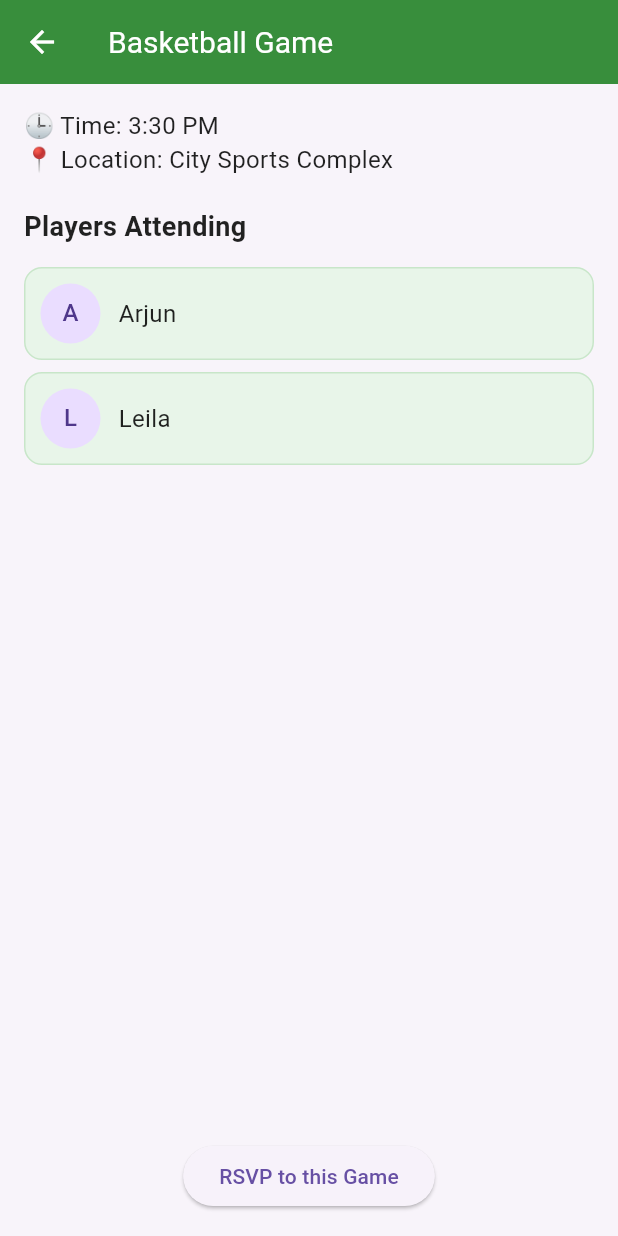
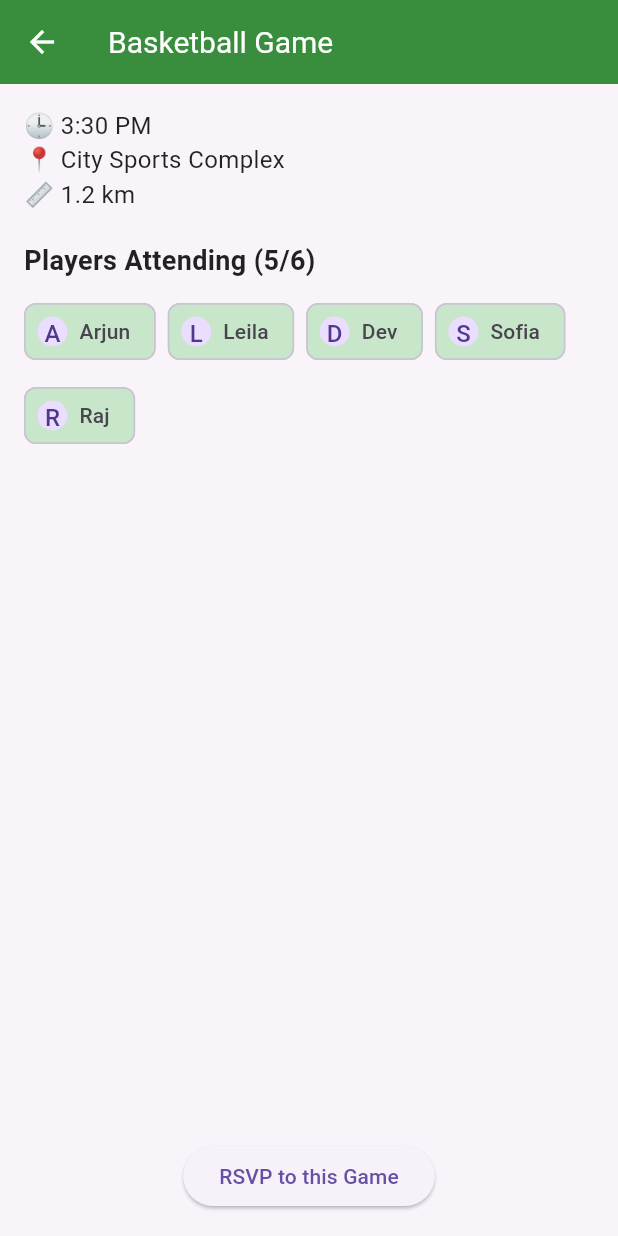
Before and after one commit to m-GDEV/Sportify, a Flutter app: the GamesScreen screen opened directly, after a tap on an icon or button, on a phone screen of 412 x 824 dp. Run offline on Flutter 3.47's test engine with Material 3 defaults, Android fonts, the phone set to English and light mode, and no system bars; network calls fail.

Commit message:
changed players near me to games near me

```diff
--- a/lib/main.dart
+++ b/lib/main.dart
@@ -69,7 +69,7 @@ class _MainNavigationState extends State<MainNavigation> {
         unselectedLabelStyle: TextStyle(color: Colors.green[300]), // Ensure unselected label matches unselected item color
         items: const [
           BottomNavigationBarItem(icon: Icon(Icons.home), label: 'Home'),
-          BottomNavigationBarItem(icon: Icon(Icons.people), label: 'Players'),
+          BottomNavigationBarItem(icon: Icon(Icons.sports_soccer), label: 'Games'),
           BottomNavigationBarItem(icon: Icon(Icons.location_on), label: 'Locations'),
           BottomNavigationBarItem(icon: Icon(Icons.person), label: 'Profile'),
         ],
--- a/lib/screens/game_screen.dart
+++ b/lib/screens/game_screen.dart
@@ -6,50 +6,95 @@ class GamesScreen extends StatelessWidget {
       'sport': 'Basketball',
       'time': '3:30 PM',
       'location': 'City Sports Complex',
-      'rsvps': ['Arjun', 'Leila']
+      'distance': '1.2 km',
+      'rsvpLimit': 6,
+      'rsvps': ['Arjun', 'Leila', 'Dev', 'Sofia', 'Raj']
     },
     {
       'sport': 'Tennis',
       'time': '5:00 PM',
       'location': 'West Park Field',
-      'rsvps': ['Marcus']
+      'distance': '0.8 km',
+      'rsvpLimit': 4,
+      'rsvps': ['Marcus', 'Anika', 'Zara']
     },
     {
       'sport': 'Soccer',
       'time': '6:15 PM',
       'location': 'Arena 21',
-      'rsvps': ['Arjun', 'Leila', 'Marcus']
+      'distance': '2.1 km',
+      'rsvpLimit': 10,
+      'rsvps': ['Arjun', 'Leila', 'Marcus', 'Nina', 'Leo', 'Aryan']
     },
     {
       'sport': 'Badminton',
       'time': '4:45 PM',
       'location': 'Sunrise Gymnasium',
-      'rsvps': ['Nina', 'Raj']
+      'distance': '1.7 km',
+      'rsvpLimit': 4,
+      'rsvps': ['Nina', 'Raj', 'Meera']
     },
     {
       'sport': 'Cricket',
       'time': '2:00 PM',
       'location': 'Greenfield Park',
-      'rsvps': ['Dev', 'Aryan', 'Anika']
+      'distance': '2.6 km',
+      'rsvpLimit': 11,
+      'rsvps': ['Dev', 'Aryan', 'Anika', 'Farhan', 'Yusuf']
     },
     {
       'sport': 'Volleyball',
       'time': '7:00 PM',
       'location': 'Beachside Court',
-      'rsvps': ['Sara']
+      'distance': '0.9 km',
+      'rsvpLimit': 6,
+      'rsvps': ['Sara', 'Tanya', 'Ishaan']
     },
     {
       'sport': 'Table Tennis',
       'time': '5:30 PM',
       'location': 'Downtown Rec Center',
-      'rsvps': ['Leo', 'Zara']
+      'distance': '1.0 km',
+      'rsvpLimit': 4,
+      'rsvps': ['Leo', 'Zara', 'Kunal', 'Manav']
     },
   ];
 
   @override
   Widget build(BuildContext context) {
     return Scaffold(
-      appBar: AppBar(title: const Text('Games Near Me')),
+            appBar: PreferredSize(
+        preferredSize: const Size.fromHeight(kToolbarHeight),
+        child: Container(
+          decoration: const BoxDecoration(
+            gradient: LinearGradient(
+              colors: [Color(0xFFDFFFE1), Color(0xFFA8E6A2)],
+              begin: Alignment.topLeft,
+              end: Alignment.bottomRight,
+            ),
+          ),
+          child: AppBar(
+            backgroundColor: Colors.transparent,
+            elevation: 0,
+            centerTitle: true,
+            title: Row(
+              mainAxisSize: MainAxisSize.min,
+              children: const [
+                Text("🏟️ ", style: TextStyle(fontSize: 22)),
+                Text(
+                  'Games Near Me',
+                  style: TextStyle(
+                    fontWeight: FontWeight.bold,
+                    fontSize: 18,
+                    color: Colors.black87,
+                  ),
+                ),
+              ],
+            ),
+          ),
+        ),
+      ),
+
       body: ListView.builder(
         itemCount: nearbyGames.length,
         itemBuilder: (context, index) {
@@ -67,8 +112,8 @@ class GamesScreen extends StatelessWidget {
                 '${game['sport']} • ${game['time']}',
                 style: const TextStyle(fontWeight: FontWeight.bold),
               ),
-              subtitle: Text(game['location']),
-              trailing: const Icon(Icons.arrow_forward_ios, size: 16),
+              subtitle: Text('${game['location']} • ${game['distance']}'),
+              trailing: Text('${game['rsvps'].length}/${game['rsvpLimit']}'),
               onTap: () {
                 Navigator.push(
                   context,
@@ -85,14 +130,40 @@ class GamesScreen extends StatelessWidget {
   }
 }
 
-class GameDetailScreen extends StatelessWidget {
+class GameDetailScreen extends StatefulWidget {
   final Map<String, dynamic> game;
 
   const GameDetailScreen({Key? key, required this.game}) : super(key: key);
 
   @override
+  State<GameDetailScreen> createState() => _GameDetailScreenState();
+}
+
+class _GameDetailScreenState extends State<GameDetailScreen> {
+  late List<String> rsvps;
+
+  @override
+  void initState() {
+    super.initState();
+    rsvps = List<String>.from(widget.game['rsvps']);
+  }
+
+  void _handleRSVP() {
+    if (rsvps.length >= widget.game['rsvpLimit']) return;
+
+    setState(() {
+      rsvps.add('You');
+    });
+
+    ScaffoldMessenger.of(context).showSnackBar(
+      const SnackBar(content: Text('RSVP confirmed!')),
+    );
+  }
+
+  @override
   Widget build(BuildContext context) {
-    final List<String> rsvps = List<String>.from(game['rsvps']);
+    final game = widget.game;
+    final isFull = rsvps.length >= game['rsvpLimit'];
 
     return Scaffold(
       appBar: AppBar(title: Text('${game['sport']} Game')),
@@ -101,37 +172,29 @@ class GameDetailScreen extends StatelessWidget {
         child: Column(
           crossAxisAlignment: CrossAxisAlignment.start,
           children: [
-            Text('🕒 Time: ${game['time']}', style: TextStyle(fontSize: 16)),
-            Text('📍 Location: ${game['location']}', style: TextStyle(fontSize: 16)),
+            Text('🕒 ${game['time']}', style: const TextStyle(fontSize: 16)),
+            Text('📍 ${game['location']}', style: const TextStyle(fontSize: 16)),
+            Text('📏 ${game['distance']}', style: const TextStyle(fontSize: 16)),
             const SizedBox(height: 20),
-            Text('Players Attending', style: TextStyle(fontSize: 18, fontWeight: FontWeight.bold)),
+            Text('Players Attending (${rsvps.length}/${game['rsvpLimit']})',
+                style: const TextStyle(fontSize: 18, fontWeight: FontWeight.bold)),
             const SizedBox(height: 10),
-            ...rsvps.map((name) => Container(
-              margin: const EdgeInsets.symmetric(vertical: 4),
-              padding: const EdgeInsets.all(10),
-              decoration: BoxDecoration(
-                color: Colors.green[50],
-                borderRadius: BorderRadius.circular(12),
-                border: Border.all(color: Colors.green.shade100),
-              ),
-              child: Row(
-                children: [
-                  CircleAvatar(child: Text(name[0])),
-                  const SizedBox(width: 12),
-                  Text(name, style: TextStyle(fontSize: 16)),
-                ],
-              ),
-            )),
+            Wrap(
+              spacing: 8,
+              runSpacing: 8,
+              children: rsvps
+                  .map((name) => Chip(
+                        avatar: CircleAvatar(child: Text(name[0])),
+                        label: Text(name),
+                        backgroundColor: Colors.green[100],
+                      ))
+                  .toList(),
+            ),
             const Spacer(),
             Center(
               child: ElevatedButton(
-                onPressed: () {
-                  // RSVP logic
-                  ScaffoldMessenger.of(context).showSnackBar(
-                    const SnackBar(content: Text('RSVP confirmed!')),
-                  );
-                },
-                child: const Text('RSVP to this Game'),
+                onPressed: isFull ? null : _handleRSVP,
+                child: Text(isFull ? 'Full' : 'RSVP to this Game'),
               ),
             ),
           ],
```
